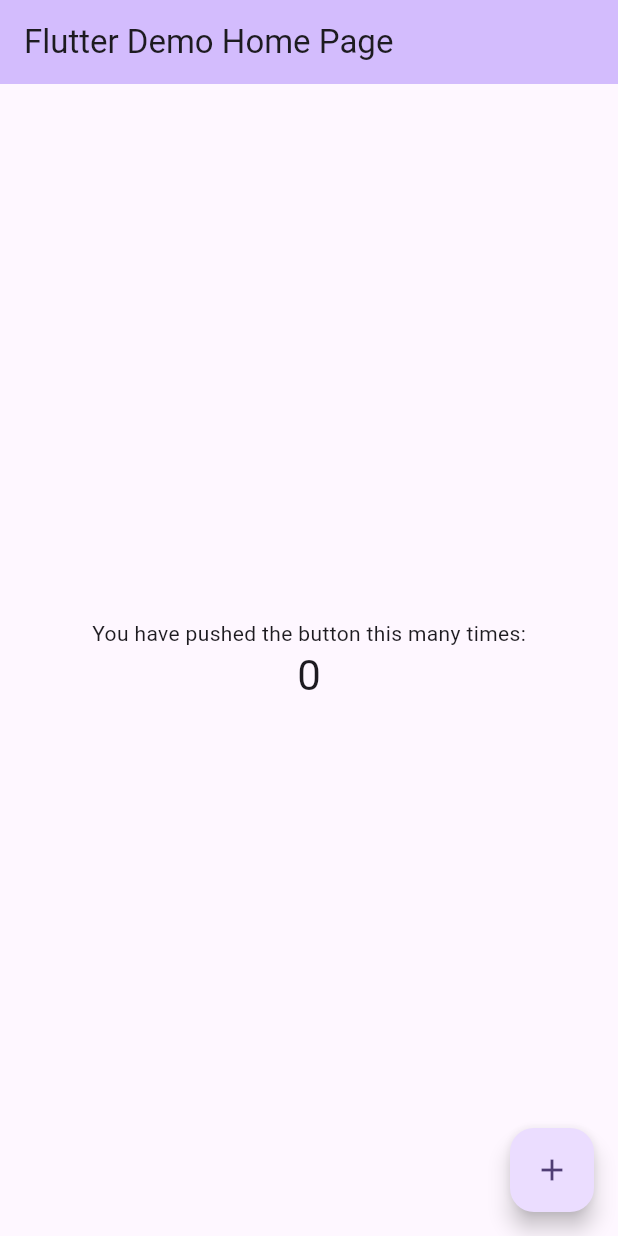
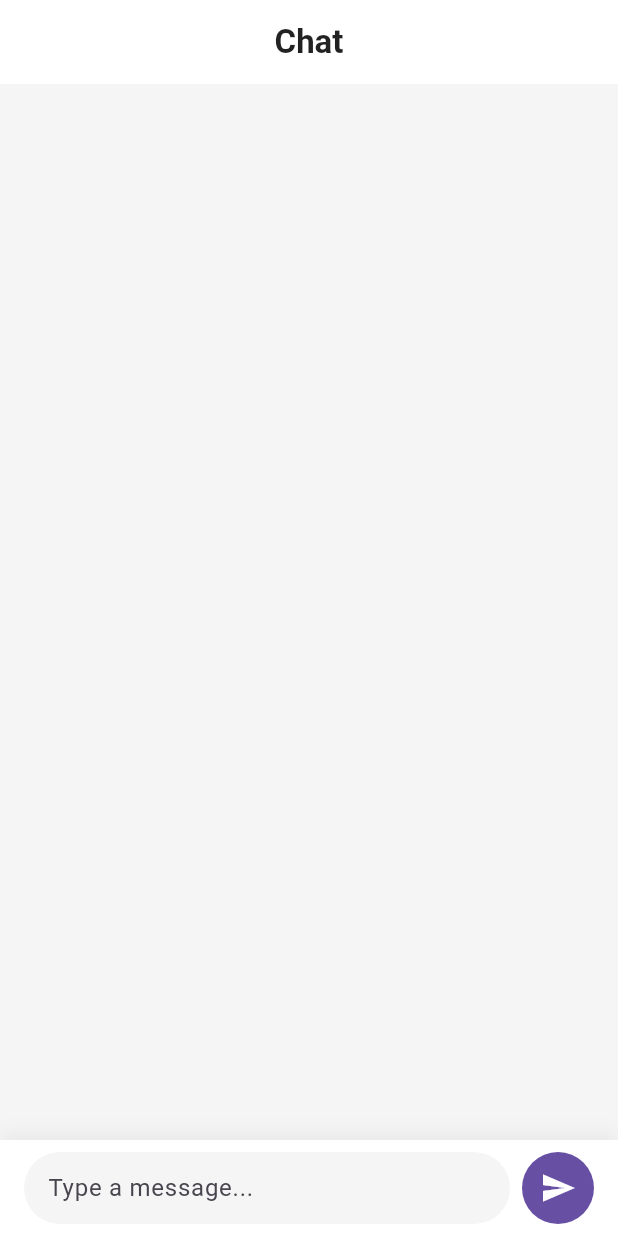
Before and after one commit to Zyphon12342/Caesar, a Flutter app: the screen it shows after launch, on a phone screen of 412 x 824 dp. Run offline on Flutter 3.47's test engine with Material 3 defaults, Android fonts, the phone set to English and light mode, and no system bars.

Commit message:
shitty chat ui added

```diff
--- a/ceasar_frontend/lib/main.dart
+++ b/ceasar_frontend/lib/main.dart
@@ -1,4 +1,5 @@
 import 'package:flutter/material.dart';
+import 'screens/chatScreen/chat_screen.dart';
 
 void main() {
   runApp(const MyApp());
@@ -7,119 +8,12 @@
 class MyApp extends StatelessWidget {
   const MyApp({super.key});
 
-  // This widget is the root of your application.
   @override
   Widget build(BuildContext context) {
     return MaterialApp(
-      title: 'Flutter Demo',
-      theme: ThemeData(
-        // This is the theme of your application.
-        //
-        // TRY THIS: Try running your application with "flutter run". You'll see
-        // the application has a purple toolbar. Then, without quitting the app,
-        // try changing the seedColor in the colorScheme below to Colors.green
-        // and then invoke "hot reload" (save your changes or press the "hot
-        // reload" button in a Flutter-supported IDE, or press "r" if you used
-        // the command line to start the app).
-        //
-        // Notice that the counter didn't reset back to zero; the application
-        // state is not lost during the reload. To reset the state, use hot
-        // restart instead.
-        //
-        // This works for code too, not just values: Most code changes can be
-        // tested with just a hot reload.
-        colorScheme: ColorScheme.fromSeed(seedColor: Colors.deepPurple),
-        useMaterial3: true,
-      ),
-      home: const MyHomePage(title: 'Flutter Demo Home Page'),
+      debugShowCheckedModeBanner: false,
+      title: 'Ceasar',
+      home: const ChatScreen(),
     );
   }
 }
-
-class MyHomePage extends StatefulWidget {
-  const MyHomePage({super.key, required this.title});
-
-  // This widget is the home page of your application. It is stateful, meaning
-  // that it has a State object (defined below) that contains fields that affect
-  // how it looks.
-
-  // This class is the configuration for the state. It holds the values (in this
-  // case the title) provided by the parent (in this case the App widget) and
-  // used by the build method of the State. Fields in a Widget subclass are
-  // always marked "final".
-
-  final String title;
-
-  @override
-  State<MyHomePage> createState() => _MyHomePageState();
-}
-
-class _MyHomePageState extends State<MyHomePage> {
-  int _counter = 0;
-
-  void _incrementCounter() {
-    setState(() {
-      // This call to setState tells the Flutter framework that something has
-      // changed in this State, which causes it to rerun the build method below
-      // so that the display can reflect the updated values. If we changed
-      // _counter without calling setState(), then the build method would not be
-      // called again, and so nothing would appear to happen.
-      _counter++;
-    });
-  }
-
-  @override
-  Widget build(BuildContext context) {
-    // This method is rerun every time setState is called, for instance as done
-    // by the _incrementCounter method above.
-    //
-    // The Flutter framework has been optimized to make rerunning build methods
-    // fast, so that you can just rebuild anything that needs updating rather
-    // than having to individually change instances of widgets.
-    return Scaffold(
-      appBar: AppBar(
-        // TRY THIS: Try changing the color here to a specific color (to
-        // Colors.amber, perhaps?) and trigger a hot reload to see the AppBar
-        // change color while the other colors stay the same.
-        backgroundColor: Theme.of(context).colorScheme.inversePrimary,
-        // Here we take the value from the MyHomePage object that was created by
-        // the App.build method, and use it to set our appbar title.
-        title: Text(widget.title),
-      ),
-      body: Center(
-        // Center is a layout widget. It takes a single child and positions it
-        // in the middle of the parent.
-        child: Column(
-          // Column is also a layout widget. It takes a list of children and
-          // arranges them vertically. By default, it sizes itself to fit its
-          // children horizontally, and tries to be as tall as its parent.
-          //
-          // Column has various properties to control how it sizes itself and
-          // how it positions its children. Here we use mainAxisAlignment to
-          // center the children vertically; the main axis here is the vertical
-          // axis because Columns are vertical (the cross axis would be
-          // horizontal).
-          //
-          // TRY THIS: Invoke "debug painting" (choose the "Toggle Debug Paint"
-          // action in the IDE, or press "p" in the console), to see the
-          // wireframe for each widget.
-          mainAxisAlignment: MainAxisAlignment.center,
-          children: <Widget>[
-            const Text(
-              'You have pushed the button this many times:',
-            ),
-            Text(
-              '$_counter',
-              style: Theme.of(context).textTheme.headlineMedium,
-            ),
-          ],
-        ),
-      ),
-      floatingActionButton: FloatingActionButton(
-        onPressed: _incrementCounter,
-        tooltip: 'Increment',
-        child: const Icon(Icons.add),
-      ), // This trailing comma makes auto-formatting nicer for build methods.
-    );
-  }
-}
--- /dev/null
+++ b/ceasar_frontend/lib/screens/chatScreen/chat_screen.dart
@@ -0,0 +1,170 @@
+import 'package:flutter/material.dart';
+
+class ChatScreen extends StatefulWidget {
+  const ChatScreen({super.key});
+
+  @override
+  State<ChatScreen> createState() => _ChatScreenState();
+}
+
+class _ChatScreenState extends State<ChatScreen> {
+  final TextEditingController _messageController = TextEditingController();
+  final List<ChatMessage> _messages = [];
+
+  @override
+  void dispose() {
+    _messageController.dispose();
+    super.dispose();
+  }
+
+  void _handleSubmitted(String text) {
+    if (text.trim().isEmpty) return;
+    _messageController.clear();
+    setState(() {
+      _messages.add(ChatMessage(
+        text: text,
+        isUser: true,
+      ));
+    });
+  }
+
+  @override
+  Widget build(BuildContext context) {
+    return Scaffold(
+      backgroundColor: Colors.grey[100],
+      appBar: AppBar(
+        elevation: 0,
+        backgroundColor: Colors.white,
+        title: const Text(
+          'Chat',
+          style: TextStyle(
+            color: Colors.black87,
+            fontWeight: FontWeight.w600,
+          ),
+        ),
+        centerTitle: true,
+      ),
+      body: Column(
+        children: [
+          Expanded(
+            child: ListView.builder(
+              padding: const EdgeInsets.symmetric(horizontal: 16, vertical: 8),
+              itemCount: _messages.length,
+              itemBuilder: (context, index) {
+                return _messages[index];
+              },
+            ),
+          ),
+          Container(
+            decoration: BoxDecoration(
+              color: Colors.white,
+              boxShadow: [
+                BoxShadow(
+                  // ignore: deprecated_member_use
+                  color: Colors.black.withOpacity(0.05),
+                  blurRadius: 10,
+                  offset: const Offset(0, -5),
+                ),
+              ],
+            ),
+            child: SafeArea(
+              child: Padding(
+                padding: const EdgeInsets.symmetric(horizontal: 16, vertical: 8),
+                child: Row(
+                  children: [
+                    Expanded(
+                      child: Container(
+                        decoration: BoxDecoration(
+                          color: Colors.grey[100],
+                          borderRadius: BorderRadius.circular(24),
+                        ),
+                        child: TextField(
+                          controller: _messageController,
+                          decoration: const InputDecoration(
+                            hintText: 'Type a message...',
+                            border: InputBorder.none,
+                            contentPadding: EdgeInsets.symmetric(
+                              horizontal: 16,
+                              vertical: 12,
+                            ),
+                          ),
+                          onSubmitted: _handleSubmitted,
+                        ),
+                      ),
+                    ),
+                    const SizedBox(width: 8),
+                    Container(
+                      decoration: BoxDecoration(
+                        color: Theme.of(context).primaryColor,
+                        shape: BoxShape.circle,
+                      ),
+                      child: IconButton(
+                        icon: const Icon(Icons.send, color: Colors.white),
+                        onPressed: () => _handleSubmitted(_messageController.text),
+                      ),
+                    ),
+                  ],
+                ),
+              ),
+            ),
+          ),
+        ],
+      ),
+    );
+  }
+}
+
+class ChatMessage extends StatelessWidget {
+  final String text;
+  final bool isUser;
+
+  const ChatMessage({
+    super.key,
+    required this.text,
+    required this.isUser,
+  });
+
+  @override
+  Widget build(BuildContext context) {
+    return Padding(
+      padding: const EdgeInsets.symmetric(vertical: 4),
+      child: Row(
+        mainAxisAlignment:
+            isUser ? MainAxisAlignment.end : MainAxisAlignment.start,
+        children: [
+          if (!isUser) ...[
+            CircleAvatar(
+              backgroundColor: Colors.grey[300],
+              child: const Icon(Icons.person, color: Colors.grey),
+            ),
+            const SizedBox(width: 8),
+          ],
+          Flexible(
+            child: Container(
+              padding: const EdgeInsets.symmetric(horizontal: 16, vertical: 10),
+              decoration: BoxDecoration(
+                color: isUser
+                    ? Theme.of(context).primaryColor
+                    : Colors.grey[200],
+                borderRadius: BorderRadius.circular(20),
+              ),
+              child: Text(
+                text,
+                style: TextStyle(
+                  color: isUser ? Colors.white : Colors.black87,
+                ),
+              ),
+            ),
+          ),
+          if (isUser) ...[
+            const SizedBox(width: 8),
+            CircleAvatar(
+              backgroundColor: Colors.grey[300],
+              child: const Icon(Icons.person, color: Colors.grey),
+            ),
+          ],
+        ],
+      ),
+    );
+  }
+}
```
